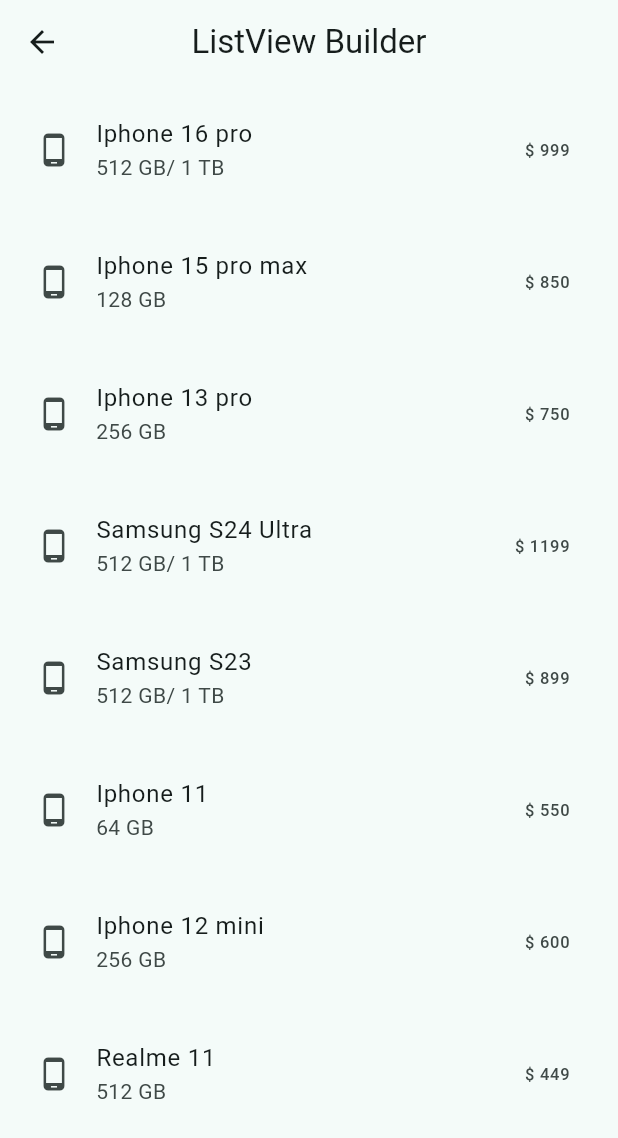
After one commit to harisnaseer24/2307F2-Flutter, a Flutter app: the screen it shows after launch, after a tap on the "menu" icon, on a phone screen of 412 x 824 dp. The commit adds this screen. Shown: the top 1138 px of the screen. Run offline on Flutter 3.47's test engine with Material 3 defaults, Android fonts, the phone set to English and light mode, and no system bars; network calls fail.

Commit message:
stack,  routing, custom drawer, listview builder

```diff
--- /dev/null
+++ b/introduction/lib/components/myAppbar.dart
@@ -0,0 +1,25 @@
+import 'package:flutter/material.dart';
+
+class MyAppbar extends StatelessWidget {
+
+
+  @override
+  Widget build(BuildContext context){
+    return AppBar(
+      title: Text("HCom"),
+  centerTitle: true,
+  leading: Icon(Icons.abc),
+  actions: [
+    IconButton(onPressed: (){
+      Navigator.pushNamed(context,"/signup");
+    }, icon: Icon(Icons.person)),
+    IconButton(onPressed: (){
+      Navigator.pushNamed(context,"/product");
+    }, icon: Icon(Icons.shopify_outlined)),
+    IconButton(onPressed: (){
+      Navigator.pushNamed(context,"/list");
+    }, icon: Icon(Icons.list)),
+  ],
+    );
+  }
+}
--- /dev/null
+++ b/introduction/lib/components/myDrawer.dart
@@ -0,0 +1,64 @@
+import 'package:flutter/material.dart';
+
+class MyDrawer extends StatelessWidget {
+const MyDrawer({ Key? key }) : super(key: key);
+
+  @override
+  Widget build(BuildContext context){
+    return Drawer(
+
+      child: ListView(
+        children: [
+          DrawerHeader(child:
+          ListView(
+            children: [
+              // pic
+              Container(
+                // height: 128,
+                // width: 128,
+                // color: Colors.red,
+                child:
+                 Expanded(
+                   child: CircleAvatar(
+                    backgroundColor: Colors.white,
+
+                    child:
+                     Image.network("image link",
+                    width: 80,
+                    // height: 100,
+                    ),
+                                   ),
+                 )
+
+              ),
+
+              // name
+              Text("Haris Naseer")
+            ],
+          )
+
+
+          ),
+          ListTile(
+            title: Text("Orders"),
+            leading: Icon(Icons.monetization_on),
+          ),
+           ListTile(
+            title: Text("Products"),
+            leading: Icon(Icons.shopify),
+          ),
+           ListTile(
+            title: Text("Settings"),
+            leading: Icon(Icons.settings),
+            subtitle: Text("customize your experience"),
+            trailing: Icon(Icons.edit),
+          ),
+           ListTile(
+            title: Text("Logout"),
+            leading: Icon(Icons.login),
+          ),
+        ],
+      ),
+    );
+  }
+}
--- a/introduction/lib/main.dart
+++ b/introduction/lib/main.dart
@@ -1,5 +1,8 @@
 import 'package:flutter/material.dart';
+import 'package:introduction/screens/ListViewBuilder.dart';
 import 'package:introduction/screens/details.dart';
+import 'package:introduction/screens/extras.dart';
+import 'package:introduction/screens/listview.dart';
 import 'package:introduction/screens/product.dart';
 import 'package:introduction/screens/signup.dart';
 import 'package:introduction/test.dart';
@@ -15,13 +18,20 @@ class MyApp extends StatelessWidget {
 
   Widget build(BuildContext context) {
     return MaterialApp(
+      debugShowCheckedModeBanner: false,
       title: 'Introduction',
       theme: ThemeData(
 
         colorScheme: ColorScheme.fromSeed(seedColor: const Color.fromARGB(255, 11, 104, 98)),
         useMaterial3: true,
       ),
-      home:Details(),
+      home:Extras(),
+      routes: {
+        "/signup": (context)=>Signup(),
+        "/product": (context)=>Product(),
+        "/list": (context)=>ListviewLearning(),
+        "/listviewbuilder":(context)=> LearningListViewBuilder()
+      },
     );
   }
 }
--- /dev/null
+++ b/introduction/lib/screens/ListViewBuilder.dart
@@ -0,0 +1,94 @@
+import 'package:flutter/material.dart';
+
+class LearningListViewBuilder extends StatefulWidget {
+  const LearningListViewBuilder({super.key});
+
+  @override
+  State<LearningListViewBuilder> createState() => _LearningListViewBuilderState();
+}
+
+class _LearningListViewBuilderState extends State<LearningListViewBuilder> {
+ var phones=[
+  {
+  "model":"Iphone 16 pro",
+  "storage":"512 GB/ 1 TB",
+  "price":"\$ 999",
+  "image":"https://www.apple.com/v/iphone-14/home/ai/images/meta/og__e2v8j0xq3g6m_og.png",
+ },
+  {
+  "model":"Iphone 15 pro max",
+  "storage":"128 GB",
+  "price":"\$ 850",
+  "image":"https://www.apple.com/v/iphone-14/home/ai/images/meta/og__e2v8j0xq3g6m_og.png",
+ },
+  {
+  "model":"Iphone 13 pro",
+  "storage":"256 GB",
+  "price":"\$ 750",
+  "image":"https://www.apple.com/v/iphone-14/home/ai/images/meta/og__e2v8j0xq3g6m_og.png",
+ },
+  {
+  "model":"Samsung S24 Ultra",
+  "storage":"512 GB/ 1 TB",
+  "price":"\$ 1199",
+  "image":"https://www.apple.com/v/iphone-14/home/ai/images/meta/og__e2v8j0xq3g6m_og.png",
+ },
+  {
+  "model":"Samsung S23",
+  "storage":"512 GB/ 1 TB",
+  "price":"\$ 899",
+  "image":"https://www.apple.com/v/iphone-14/home/ai/images/meta/og__e2v8j0xq3g6m_og.png",
+ },
+  {
+  "model":"Iphone 11",
+  "storage":"64 GB",
+  "price":"\$ 550",
+  "image":"https://www.apple.com/v/iphone-14/home/ai/images/meta/og__e2v8j0xq3g6m_og.png",
+ },
+  {
+  "model":"Iphone 12 mini",
+  "storage":"256 GB",
+  "price":"\$ 600",
+  "image":"https://www.apple.com/v/iphone-14/home/ai/images/meta/og__e2v8j0xq3g6m_og.png",
+ },
+
+  {
+  "model":"Realme 11 ",
+  "storage":"512 GB",
+  "price":"\$ 449",
+  "image":"https://www.apple.com/v/iphone-14/home/ai/images/meta/og__e2v8j0xq3g6m_og.png",
+ },
+
+
+ ];
+
+  @override
+  Widget build(BuildContext context) {
+    return Scaffold(
+      appBar: AppBar(
+        title: Text("ListView Builder"),
+        centerTitle: true,
+      ),
+      body:
+      Center(
+       child: ListView.builder(
+          itemBuilder:(context,index){
+          return
+           Padding(
+             padding: const EdgeInsets.all(8.0),
+             child:
+             ListTile(
+              title:Text(phones[index]["model"].toString()),
+              subtitle: Text(phones[index]["storage"].toString()),
+              leading: Icon(Icons.phone_android),
+              trailing: Text(phones[index]["price"].toString()),
+              ),
+           );
+        } ,
+          itemCount: phones.length,
+          )
+
+      ),
+    );
+  }
+}
--- a/introduction/lib/screens/details.dart
+++ b/introduction/lib/screens/details.dart
@@ -9,7 +9,6 @@ class Details extends StatefulWidget {
 
 class _DetailsState extends State<Details> {
   var user = {"name": "Haris Naseer", "age": 54, "city": "Karachi"};
-
   String name = "Haris";
 
   @override
--- /dev/null
+++ b/introduction/lib/screens/extras.dart
@@ -0,0 +1,85 @@
+import 'package:flutter/material.dart';
+import 'package:introduction/components/myAppbar.dart';
+import 'package:introduction/components/myDrawer.dart';
+
+class Extras extends StatefulWidget {
+   Extras({super.key});
+
+  @override
+  State<Extras> createState() => _ExtrasState();
+}
+
+class _ExtrasState extends State<Extras> {
+  @override
+  Widget build(BuildContext context) {
+    return  Scaffold(
+
+appBar:
+AppBar(
+  title: Text("HCom"),
+  centerTitle: true,
+  // leading: Icon(Icons.abc),
+  actions: [
+    IconButton(onPressed: (){
+      Navigator.pushNamed(context,"/signup");
+    }, icon: Icon(Icons.person)),
+    IconButton(onPressed: (){
+      Navigator.pushNamed(context,"/product");
+    }, icon: Icon(Icons.shopify_outlined)),
+    IconButton(onPressed: (){
+      Navigator.pushNamed(context,"/list");
+    }, icon: Icon(Icons.list)),
+
+     IconButton(onPressed: (){
+      Navigator.pushNamed(context,"/listviewbuilder");
+    }, icon: Icon(Icons.menu)),
+  ],
+),
+ drawer: MyDrawer(),
+
+      body: Center(
+        child:
+        Stack(
+          alignment:Alignment.bottomCenter,
+          children: [
+            Container(
+          height: 100,
+          width: 100,
+          color: Colors.red,
+          child: Icon(Icons.favorite),
+        ),
+        SizedBox(height: 12,),
+        Container(
+          height: 80,
+          width: 80,
+          color: Colors.green,
+          child: Icon(Icons.shop),
+        ),
+        SizedBox(height: 12,),
+        Container(
+          height: 60,
+          width: 60,
+          color: Colors.yellow,
+          child: Icon(Icons.thumb_down),
+        ),
+        SizedBox(height: 12,),
+        Container(
+          height: 40,
+          width: 40,
+          color: Colors.blue,
+          child: Icon(Icons.search),
+        ),
+        SizedBox(height: 12,),
+         Container(
+          height: 20,
+          width: 20,
+          color: Colors.purple,
+          child: Icon(Icons.search),
+        ),
+
+          ],
+
+      )),
+    );
+  }
+}
--- a/introduction/lib/screens/signup.dart
+++ b/introduction/lib/screens/signup.dart
@@ -1,4 +1,5 @@
 import 'package:flutter/material.dart';
+import 'package:introduction/components/myDrawer.dart';
 
 class Signup extends StatefulWidget {
   const Signup({Key? key}) : super(key: key);
@@ -31,6 +32,7 @@ class _SignupState extends State<Signup> {
   Widget build(BuildContext context) {
     return Scaffold(
       appBar: AppBar(),
+      drawer: MyDrawer(),
       body: Center(
           child: Container(
               height: 700,
```
Also changed, not shown: 4 other files.
